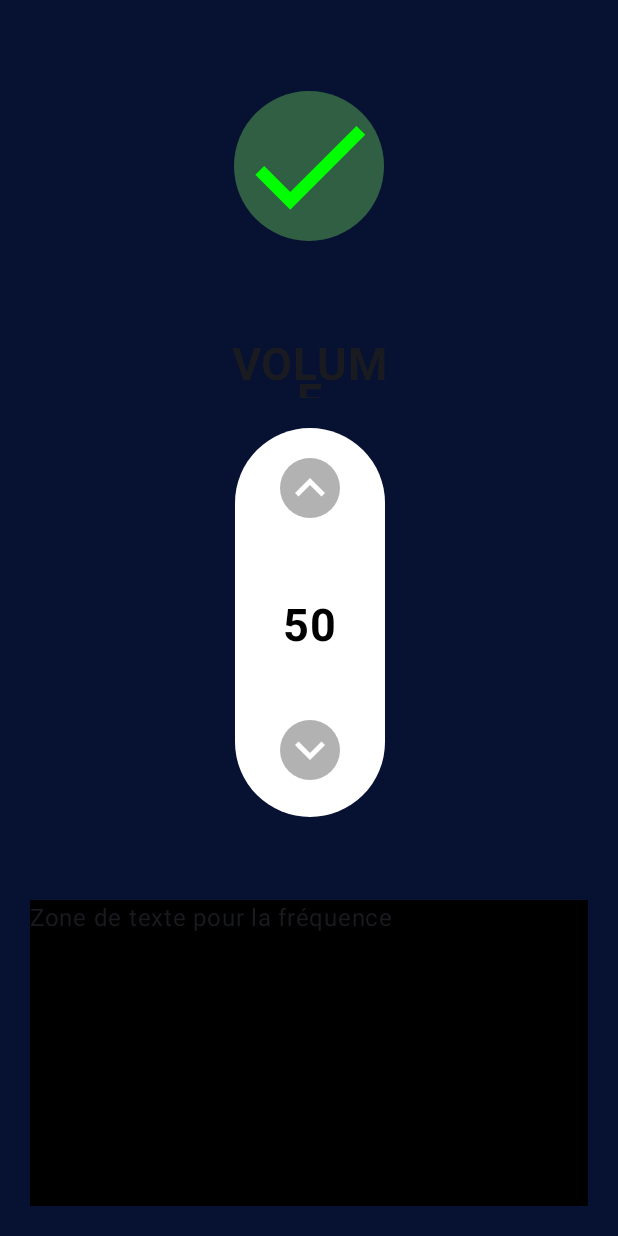
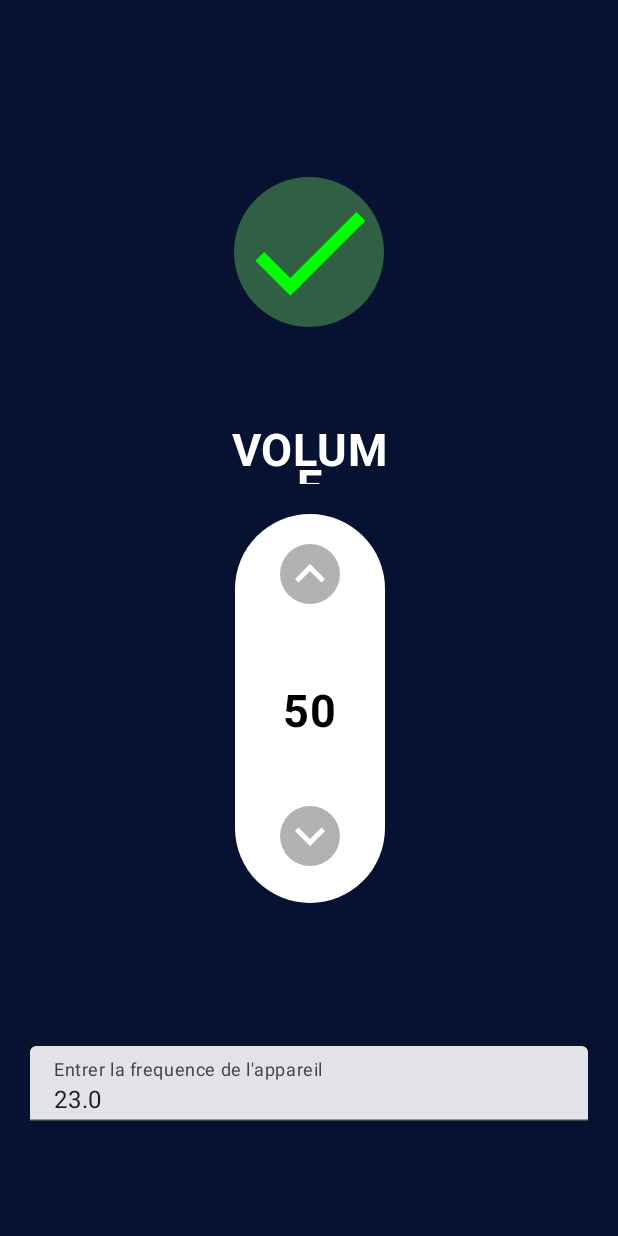
Before and after one commit to WilliamsLenkeu/TelecommandeUniversel, an Android app built with Jetpack Compose: the screen it shows after launch (MainActivity), on a phone screen of 412 x 824 dp. Run offline under Robolectric (Android 15) with nearby library versions, the phone set to English and light mode, and no system bars.

Commit message:
Ajout de la zone d'entree de la frequence

```diff
--- a/app/src/main/java/com/learn/telecommandeuniversel/HomeScreen.kt
+++ b/app/src/main/java/com/learn/telecommandeuniversel/HomeScreen.kt
@@ -4,6 +4,8 @@ import androidx.compose.foundation.background
 import androidx.compose.foundation.layout.*
 import androidx.compose.foundation.shape.RoundedCornerShape
 import androidx.compose.material3.Text
+import androidx.compose.material3.TextField
+import androidx.compose.material3.TextFieldDefaults
 import androidx.compose.runtime.Composable
 import androidx.compose.ui.Alignment
 import androidx.compose.ui.Modifier
@@ -61,6 +63,7 @@ fun HomeScreen(){
                     Text(
                         text = "VOLUME",
                         textAlign = TextAlign.Center,
+                        color = Color.White,
                         fontWeight = FontWeight.Bold,
                         fontSize = 30.sp
                     )
@@ -78,14 +81,22 @@ fun HomeScreen(){
                 }
             }
         }
+        Spacer(modifier = Modifier.height(40.dp))
         Row(
             modifier = Modifier
                 .fillMaxWidth()
-                .height(270.dp)
+                .height(100.dp)
                 .padding(10.dp, 40.dp, 10.dp, 10.dp)
                 .background(Color.Black)
         ) {
-            Text(text = "Zone de texte pour la fréquence")
+            TextField(
+                value = "23.0", // Initial value
+                onValueChange = { /* Handle text input */ },
+                label = { Text("Entrer la frequence de l'appareil") },
+                modifier = Modifier
+                    .fillMaxWidth()
+                    .fillMaxHeight()
+            )
         }
     }
 }
--- a/app/src/main/java/com/learn/telecommandeuniversel/ui/theme/Theme.kt
+++ b/app/src/main/java/com/learn/telecommandeuniversel/ui/theme/Theme.kt
@@ -25,16 +25,6 @@ private val LightColorScheme = lightColorScheme(
     primary = Purple40,
     secondary = PurpleGrey40,
     tertiary = Pink40
-
-    /* Other default colors to override
-    background = Color(0xFFFFFBFE),
-    surface = Color(0xFFFFFBFE),
-    onPrimary = Color.White,
-    onSecondary = Color.White,
-    onTertiary = Color.White,
-    onBackground = Color(0xFF1C1B1F),
-    onSurface = Color(0xFF1C1B1F),
-    */
 )
 
 @Composable
```
